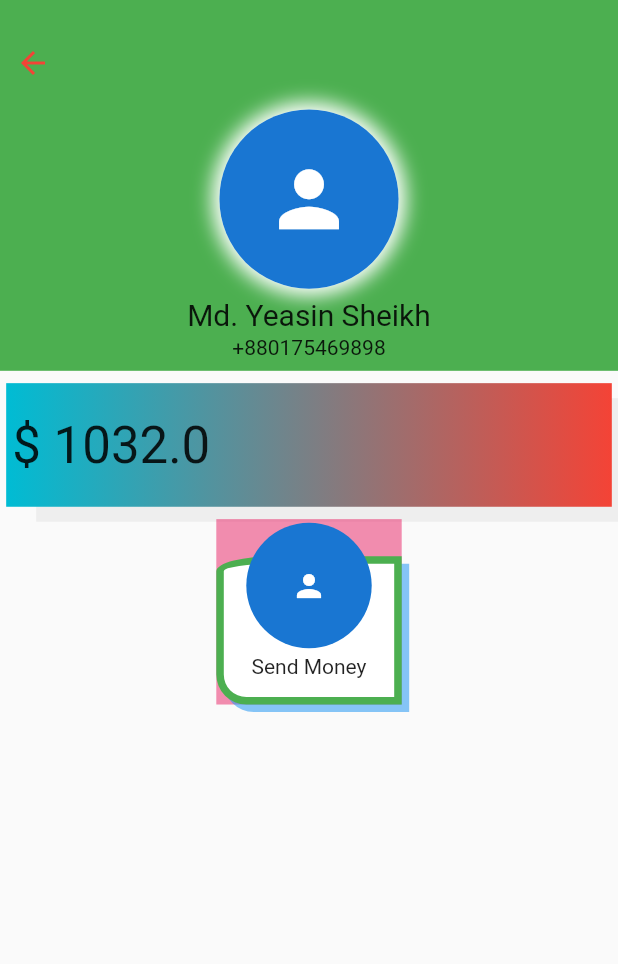
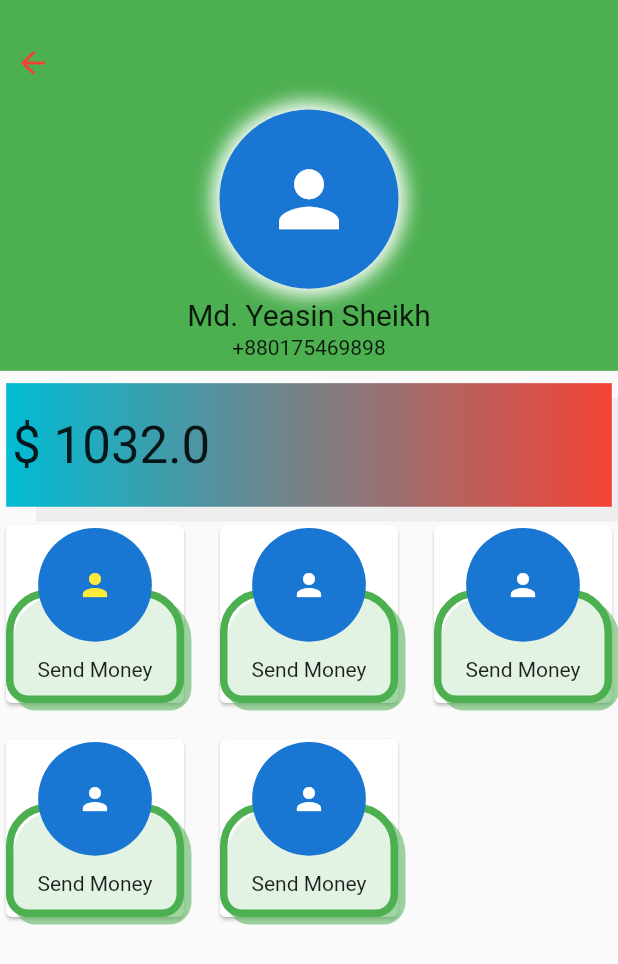
Before and after one commit to yeasin50/BasicBankSystem, a Flutter app: the screen it shows after launch, on a phone screen of 412 x 824 dp. Shown: the top 964 px of the screen. Run offline on Flutter 3.47's test engine with Material 2 defaults, Android fonts, the phone set to English and light mode, and no system bars; our stand-ins replace google_fonts.

Commit message:
GridItemsOption

```diff
--- a/lib/screens/client_profile.dart
+++ b/lib/screens/client_profile.dart
@@ -54,6 +54,55 @@ class _ClientProfileState extends State<ClientProfile> {
     double height = SizeConfig.screenHeight!;
     double width = SizeConfig.screenWidth!;
     double logoRadious = getProportionateScreenWidth(60);
+
+    var cartItem = 3;
+    var cartSize = width * .23 * 3 / cartItem;
+
+    ///`generated Options`
+    //* we need to pass size according gridItem list, coz that design depend on this Size
+    List<CardItem> getGriditems = [
+      CardItem(
+          size: cartSize,
+          text: "Send Money",
+          logo: CircleAvatar(
+            //TODO:: Test this later with container
+            // width: cartSize * .7,
+            radius: cartSize * .4,
+            child: Icon(
+              Icons.person,
+              color: Colors.yellow,
+            ),
+          )),
+      CardItem(
+          size: cartSize,
+          text: "Send Money",
+          logo: CircleAvatar(
+            radius: cartSize * .4,
+            child: Icon(Icons.person),
+          )),
+      CardItem(
+          size: cartSize,
+          text: "Send Money",
+          logo: CircleAvatar(
+            radius: cartSize * .4,
+            child: Icon(Icons.person),
+          )),
+      CardItem(
+          size: cartSize,
+          text: "Send Money",
+          logo: CircleAvatar(
+            radius: cartSize * .4,
+            child: Icon(Icons.person),
+          )),
+      CardItem(
+          size: cartSize,
+          text: "Send Money",
+          logo: CircleAvatar(
+            radius: cartSize * .4,
+            child: Icon(Icons.person),
+          )),
+    ];
+
     return Column(children: <Widget>[
       ///``
       Container(
@@ -138,20 +187,37 @@ class _ClientProfileState extends State<ClientProfile> {
       ///DONE:: Balance ,
       CurrentBalanceBar(clientData.balance!),
 
-      ///TODO:: send money, transactionList,// we will make build method with containter size
-      Container(
-        color: Colors.pink.withOpacity(.5),
-        width: width * .3,
-        height: width * .3,
-        child: CardItem(
-            size: width * .3,
-            text: "Send Money",
-            logo: CircleAvatar(
-              minRadius: logoRadious * .5,
-              maxRadius: logoRadious * .7,
-              // radius: logoRadious,
-              child: Icon(Icons.person),
-            )),
+      ///Done:: send money, transactionList,// we will make build method with containter size
+      // Expanded(
+      //   child: GridView.count(
+      //     crossAxisCount: cartItem,
+      //     childAspectRatio: 1 / 1,
+      //     crossAxisSpacing: 16,
+      //     mainAxisSpacing: 16,
+      //     padding: const EdgeInsets.all(24),
+      //     children: getGriditems,
+      //     physics: BouncingScrollPhysics(),
+      //   ),
+      // ),
+      Expanded(
+        child: GridView.builder(
+            itemCount: getGriditems.length,
+            gridDelegate: new SliverGridDelegateWithFixedCrossAxisCount(
+              crossAxisCount: cartItem,
+              mainAxisSpacing: 16,
+              childAspectRatio: 1,
+              crossAxisSpacing: 16,
+            ),
+            itemBuilder: (BuildContext context, int index) {
+              return new Card(
+                child: new InkResponse(
+                  child: getGriditems[index],
+                  onTap: () {
+                    print(index);
+                  },
+                ),
+              );
+            }),
       ),
     ]);
   }
--- a/lib/widgets/card_option_item.dart
+++ b/lib/widgets/card_option_item.dart
@@ -15,7 +15,11 @@ class CardItem extends StatelessWidget {
   @override
   Widget build(BuildContext context) {
     //build logo and label for each item
-    return Stack(
+    return Container(
+      // color: Colors.yellow,
+      width: size,
+      height: size,
+      child: Stack(
         children: [
           Positioned(
             bottom: 0,
@@ -23,26 +27,34 @@ class CardItem extends StatelessWidget {
             right: 0,
             child: Container(
               height: size * .8,
+              width: size,
               padding: EdgeInsets.only(
                 bottom: size * .1,
               ),
+
               ///TODO:: modify this
               decoration: new BoxDecoration(
-                color: Colors.white,
+                  color: Colors.white.withOpacity(.7),
                   border: new Border.all(
-                    color: Colors.green, width: 5.0, style: BorderStyle.solid),
-                borderRadius: new BorderRadius.only(
-                  topLeft: new Radius.elliptical(40.0, 10.0),
-                  bottomLeft: new Radius.circular(20.0),
+                    color: Colors.green,
+                    width: 5.0,
+                    style: BorderStyle.solid,
+                  ),
+                  borderRadius: BorderRadius.only(
+                    topLeft: Radius.elliptical(size * .3, size * .3),
+                    topRight: Radius.elliptical(size * .3, size * .3),
+                    bottomLeft: const Radius.circular(15),
+                    bottomRight: const Radius.circular(15),
                   ),
                   boxShadow: [
-                  new BoxShadow(
-                    color: Colors.blue.withOpacity(.54),
-                    offset: new Offset(5.0, 5.0),
+                    BoxShadow(
+                      color: Colors.green.withOpacity(.54),
+                      offset: const Offset(5.0, 5.0),
                     )
                   ]),
               child: Align(
                 alignment: FractionalOffset.bottomCenter,
+                child: FittedBox(
                   child: Text(
                     text,
                     // textAlign: TextAlign.center,
@@ -53,15 +65,15 @@ class CardItem extends StatelessWidget {
                 ),
               ),
             ),
+          ),
           Positioned(
             top: size * .02,
             left: 0,
             right: 0,
-          child: Container(
             child: logo,
           ),
+        ],
       ),
-      ],
     );
   }
 }
```
Lines whose indentation alone changed are shown as unchanged.
